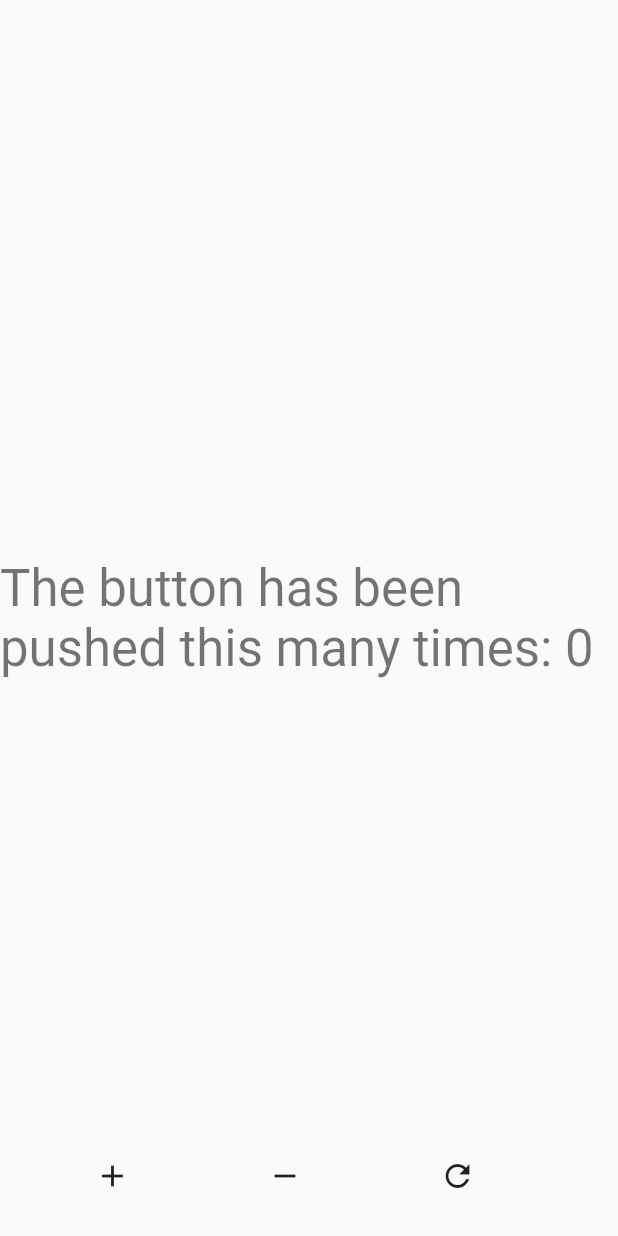
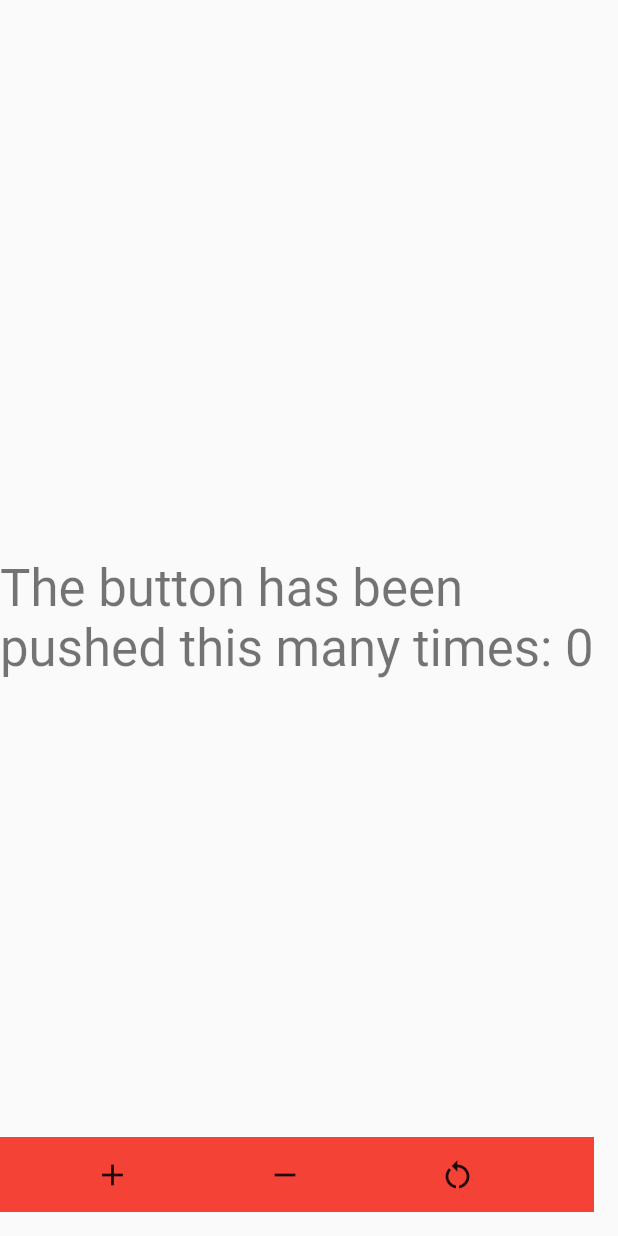
Before and after one commit to AbhishekDoshi26/redux_example, a Flutter app: the screen it shows after launch, on a phone screen of 412 x 824 dp. Run offline on Flutter 3.47's test engine with Material 2 defaults, Android fonts, the phone set to English and light mode, and no system bars; our stand-ins replace flutter_redux, redux.

Commit message:
updated home screen

```diff
--- a/lib/home.dart
+++ b/lib/home.dart
@@ -20,8 +20,12 @@ class Home extends StatelessWidget {
               style: Theme.of(context).textTheme.headline4,
             );
           },
-      )),
-      floatingActionButton: Row(
+        ),
+      ),
+      floatingActionButton: Container(
+        color: Colors.red,
+        height: 50.0,
+        child: Row(
           mainAxisAlignment: MainAxisAlignment.spaceEvenly,
           children: [
             StoreConnector<int, VoidCallback>(
@@ -53,12 +57,13 @@ class Home extends StatelessWidget {
               builder: (context, callback) {
                 return IconButton(
                   onPressed: callback,
-                icon: Icon(Icons.refresh),
+                  icon: Icon(Icons.restart_alt),
                 );
               },
             ),
           ],
         ),
+      ),
     );
   }
 }
```
Lines whose indentation alone changed are shown as unchanged.
